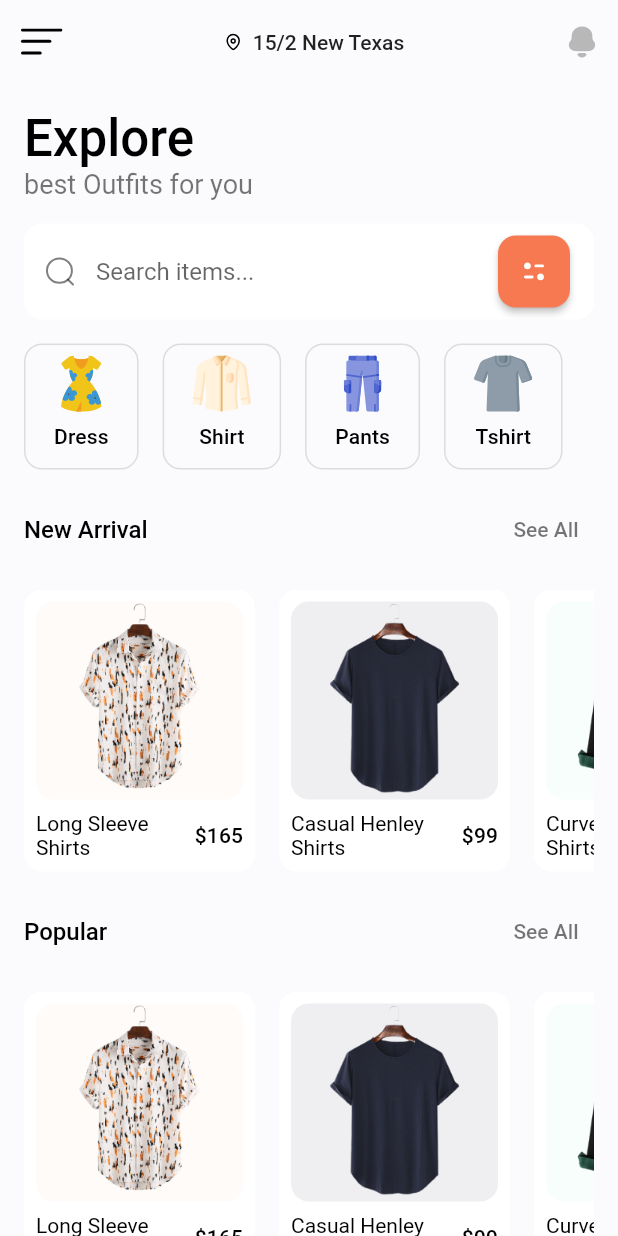
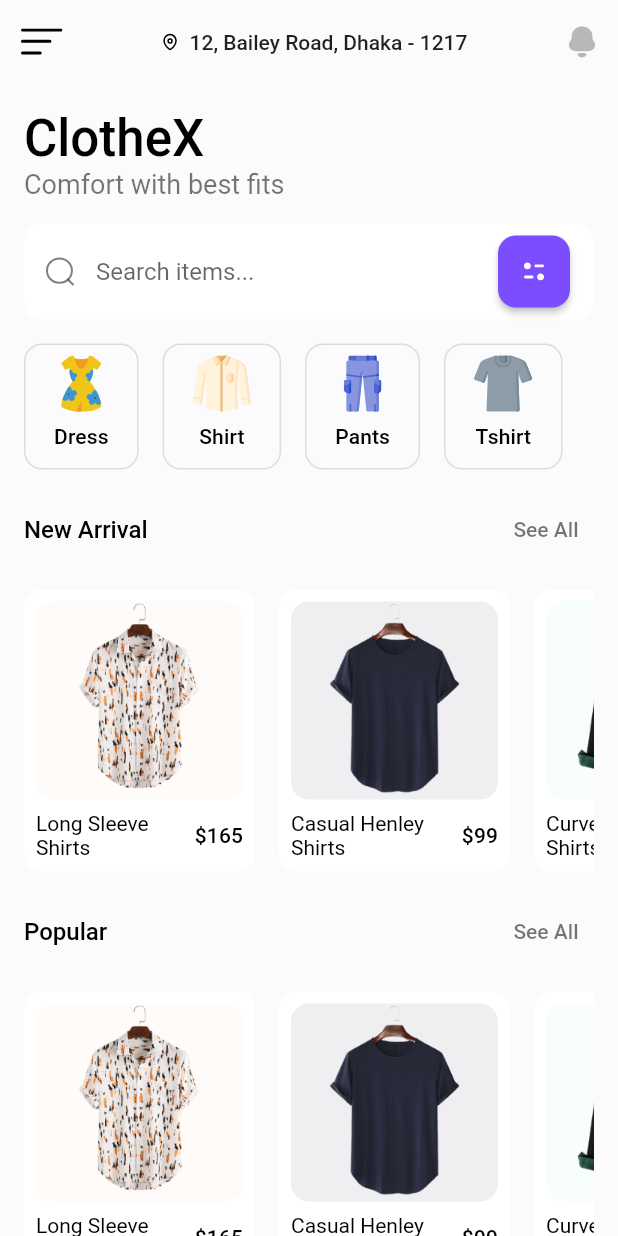
Before and after one commit to TusherRakib/Flutter_ShopUI, a Flutter app: the screen it shows after launch, on a phone screen of 412 x 824 dp. Run offline on Flutter 3.47's test engine with Material 2 defaults, Android fonts, the phone set to English and light mode, and no system bars; our stand-ins replace flutter_svg; Roboto replaces fonts that are missing (Gordita).

Commit message:
Project full commit

```diff
--- a/lib/screens/home/components/search_form.dart
+++ b/lib/screens/home/components/search_form.dart
@@ -39,7 +39,7 @@ class SearchForm extends StatelessWidget {
               height: 48,
               child: ElevatedButton(
                 style: ElevatedButton.styleFrom(
-                  primary: primaryColor,
+                  primary: Colors.deepPurpleAccent,
                   shape: const RoundedRectangleBorder(
                     borderRadius: BorderRadius.all(Radius.circular(12)),
                   ),
--- a/lib/screens/home/home_screen.dart
+++ b/lib/screens/home/home_screen.dart
@@ -24,7 +24,7 @@ class HomeScreen extends StatelessWidget {
             SvgPicture.asset("assets/icons/Location.svg"),
             const SizedBox(width: defaultPadding / 2),
             Text(
-              "15/2 New Texas",
+              "12, Bailey Road, Dhaka - 1217",
               style: Theme.of(context).textTheme.bodyText1,
             ),
           ],
@@ -44,14 +44,14 @@ class HomeScreen extends StatelessWidget {
           crossAxisAlignment: CrossAxisAlignment.start,
           children: [
             Text(
-              "Explore",
+              "ClotheX",
               style: Theme.of(context)
                   .textTheme
                   .headline4!
                   .copyWith(fontWeight: FontWeight.w500, color: Colors.black),
             ),
             const Text(
-              "best Outfits for you",
+              "Comfort with best fits",
               style: TextStyle(fontSize: 18),
             ),
             const Padding(
```
